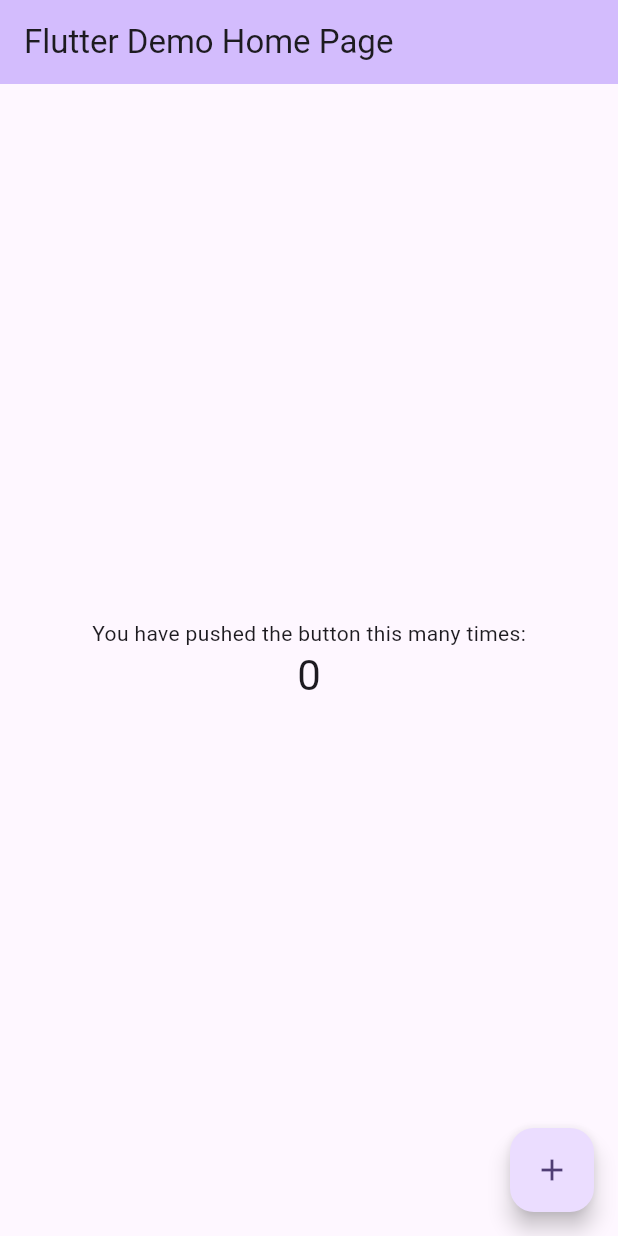
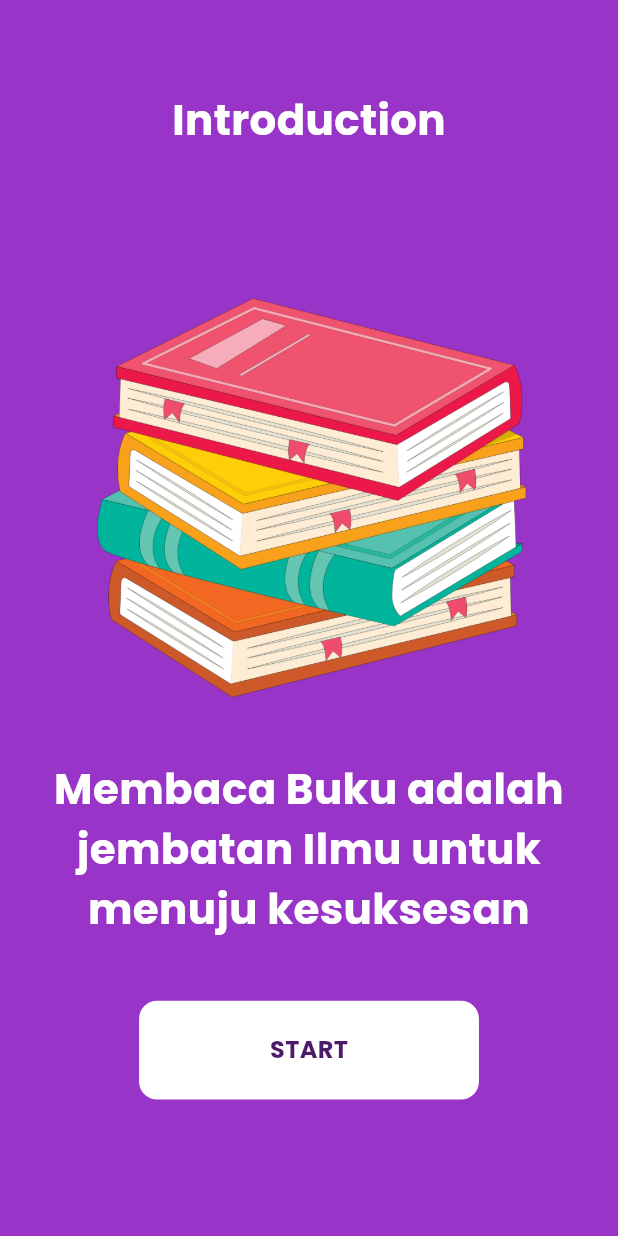
Before and after one commit to pandroe/test_1_pt_bionic, a Flutter app: the screen it shows after launch, on a phone screen of 412 x 824 dp. Run offline on Flutter 3.47's test engine with Material 3 defaults, Android fonts, the phone set to English and light mode, and no system bars.

Commit message:
slicing ui introduction

```diff
--- a/lib/main.dart
+++ b/lib/main.dart
@@ -1,125 +1,20 @@
 import 'package:flutter/material.dart';
+import 'package:test_satu_pt_bionic/views/introduction_screen/views/introduction_screen.dart';
 
 void main() {
-  runApp(const MyApp());
+  runApp(MyApp());
 }
 
 class MyApp extends StatelessWidget {
-  const MyApp({super.key});
+  MyApp({super.key});
 
   // This widget is the root of your application.
   @override
   Widget build(BuildContext context) {
     return MaterialApp(
-      title: 'Flutter Demo',
-      theme: ThemeData(
-        // This is the theme of your application.
-        //
-        // TRY THIS: Try running your application with "flutter run". You'll see
-        // the application has a purple toolbar. Then, without quitting the app,
-        // try changing the seedColor in the colorScheme below to Colors.green
-        // and then invoke "hot reload" (save your changes or press the "hot
-        // reload" button in a Flutter-supported IDE, or press "r" if you used
-        // the command line to start the app).
-        //
-        // Notice that the counter didn't reset back to zero; the application
-        // state is not lost during the reload. To reset the state, use hot
-        // restart instead.
-        //
-        // This works for code too, not just values: Most code changes can be
-        // tested with just a hot reload.
-        colorScheme: ColorScheme.fromSeed(seedColor: Colors.deepPurple),
-        useMaterial3: true,
-      ),
-      home: const MyHomePage(title: 'Flutter Demo Home Page'),
+      debugShowCheckedModeBanner: false,
+      theme: ThemeData(fontFamily: 'Poppins'),
+      home: IntroductionScreen(),
     );
   }
 }
-
-class MyHomePage extends StatefulWidget {
-  const MyHomePage({super.key, required this.title});
-
-  // This widget is the home page of your application. It is stateful, meaning
-  // that it has a State object (defined below) that contains fields that affect
-  // how it looks.
-
-  // This class is the configuration for the state. It holds the values (in this
-  // case the title) provided by the parent (in this case the App widget) and
-  // used by the build method of the State. Fields in a Widget subclass are
-  // always marked "final".
-
-  final String title;
-
-  @override
-  State<MyHomePage> createState() => _MyHomePageState();
-}
-
-class _MyHomePageState extends State<MyHomePage> {
-  int _counter = 0;
-
-  void _incrementCounter() {
-    setState(() {
-      // This call to setState tells the Flutter framework that something has
-      // changed in this State, which causes it to rerun the build method below
-      // so that the display can reflect the updated values. If we changed
-      // _counter without calling setState(), then the build method would not be
-      // called again, and so nothing would appear to happen.
-      _counter++;
-    });
-  }
-
-  @override
-  Widget build(BuildContext context) {
-    // This method is rerun every time setState is called, for instance as done
-    // by the _incrementCounter method above.
-    //
-    // The Flutter framework has been optimized to make rerunning build methods
-    // fast, so that you can just rebuild anything that needs updating rather
-    // than having to individually change instances of widgets.
-    return Scaffold(
-      appBar: AppBar(
-        // TRY THIS: Try changing the color here to a specific color (to
-        // Colors.amber, perhaps?) and trigger a hot reload to see the AppBar
-        // change color while the other colors stay the same.
-        backgroundColor: Theme.of(context).colorScheme.inversePrimary,
-        // Here we take the value from the MyHomePage object that was created by
-        // the App.build method, and use it to set our appbar title.
-        title: Text(widget.title),
-      ),
-      body: Center(
-        // Center is a layout widget. It takes a single child and positions it
-        // in the middle of the parent.
-        child: Column(
-          // Column is also a layout widget. It takes a list of children and
-          // arranges them vertically. By default, it sizes itself to fit its
-          // children horizontally, and tries to be as tall as its parent.
-          //
-          // Column has various properties to control how it sizes itself and
-          // how it positions its children. Here we use mainAxisAlignment to
-          // center the children vertically; the main axis here is the vertical
-          // axis because Columns are vertical (the cross axis would be
-          // horizontal).
-          //
-          // TRY THIS: Invoke "debug painting" (choose the "Toggle Debug Paint"
-          // action in the IDE, or press "p" in the console), to see the
-          // wireframe for each widget.
-          mainAxisAlignment: MainAxisAlignment.center,
-          children: <Widget>[
-            const Text(
-              'You have pushed the button this many times:',
-            ),
-            Text(
-              '$_counter',
-              style: Theme.of(context).textTheme.headlineMedium,
-            ),
-          ],
-        ),
-      ),
-      floatingActionButton: FloatingActionButton(
-        onPressed: _incrementCounter,
-        tooltip: 'Increment',
-        child: const Icon(Icons.add),
-      ), // This trailing comma makes auto-formatting nicer for build methods.
-    );
-  }
-}
--- /dev/null
+++ b/lib/utils/constant.dart
@@ -0,0 +1,24 @@
+import 'package:flutter/widgets.dart';
+
+class Constant {
+  // regular = normal, small < regular < big
+  static const double fontExtraSmall = 10.0;
+  static const double fontSmall = 12.0;
+  static const double fontSemiSmall = 14.0;
+  static const double fontRegular = 15.0;
+  static const double fontSemiRegular = 16.0;
+  static const double fontSemiBig = 18.0;
+  static const double fontBig = 20.0;
+  static const double fontExtraBig = 28.0;
+  static const double fontTitle = 24.0;
+
+  static const int purpleColorLight = 0xFF9934C9;
+  static const int purpleColorDark = 0xFF4D196B;
+  static const int orangeColorLight = 0xFF1E1C24;
+  static const int orangeColorDark = 0xFFFD5216;
+  static const int witheColorLight = 0xFFFFFFFF;
+
+  final Size size;
+
+  Constant(BuildContext context) : size = MediaQuery.of(context).size;
+}
--- /dev/null
+++ b/lib/views/introduction_screen/views/introduction_screen.dart
@@ -0,0 +1,70 @@
+import 'package:flutter/material.dart';
+
+import '../../../utils/constant.dart';
+
+class IntroductionScreen extends StatefulWidget {
+  const IntroductionScreen({super.key});
+
+  @override
+  State<IntroductionScreen> createState() => _IntroductionScreenState();
+}
+
+class _IntroductionScreenState extends State<IntroductionScreen> {
+  @override
+  Widget build(BuildContext context) {
+    Constant constant = Constant(context);
+    return Scaffold(
+        backgroundColor: Color(Constant.purpleColorLight),
+        body: Padding(
+          padding: const EdgeInsets.only(top: 60.0, right: 18.0, left: 18.0),
+          child: Column(
+            children: [
+              Text(
+                'Introduction',
+                style: TextStyle(
+                    fontSize: Constant.fontExtraBig,
+                    fontWeight: FontWeight.bold,
+                    color: Color(Constant.witheColorLight)),
+              ),
+              SizedBox(
+                height: constant.size.height * 0.120,
+              ),
+              Image.asset('assets/images/book.png'),
+              SizedBox(
+                height: constant.size.height * 0.050,
+              ),
+              Text(
+                'Membaca Buku adalah jembatan Ilmu untuk menuju kesuksesan',
+                textAlign: TextAlign.center,
+                style: TextStyle(
+                    fontSize: Constant.fontExtraBig,
+                    fontWeight: FontWeight.bold,
+                    color: Color(Constant.witheColorLight)),
+              ),
+              SizedBox(
+                height: constant.size.height * 0.050,
+              ),
+              Container(
+                decoration: BoxDecoration(
+                    color: Color(Constant.witheColorLight),
+                    borderRadius: BorderRadius.circular(12.0)),
+                height: constant.size.height * 0.080,
+                width: constant.size.width * 0.550,
+                child: GestureDetector(
+                  onTap: () {},
+                  child: Center(
+                    child: Text(
+                      'Start'.toUpperCase(),
+                      style: TextStyle(
+                          fontSize: Constant.fontSemiRegular,
+                          fontWeight: FontWeight.bold,
+                          color: Color(Constant.purpleColorDark)),
+                    ),
+                  ),
+                ),
+              )
+            ],
+          ),
+        ));
+  }
+}
```
Also changed, not shown: pubspec.yaml (+7 -9 lines), assets/fonts/Poppins-Regular.ttf (added), assets/images/book.png (added).
